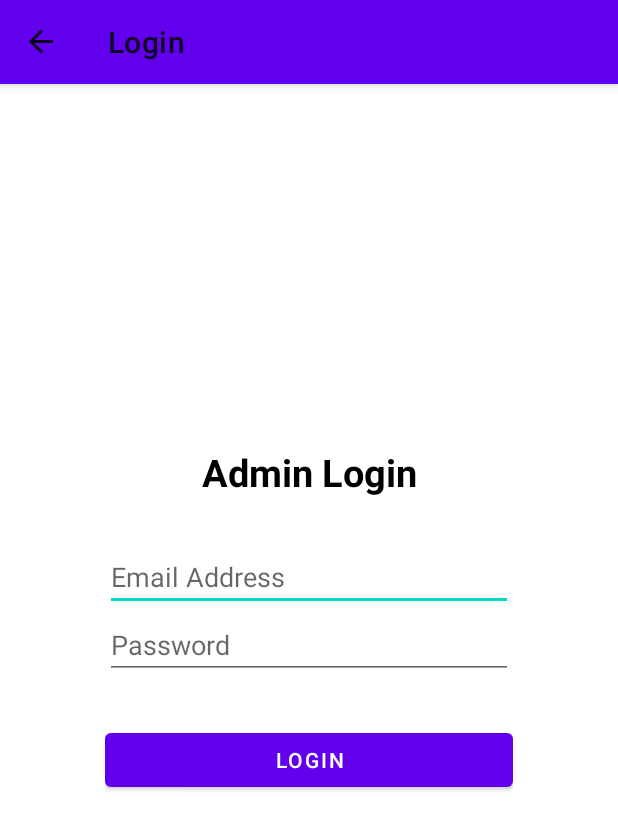
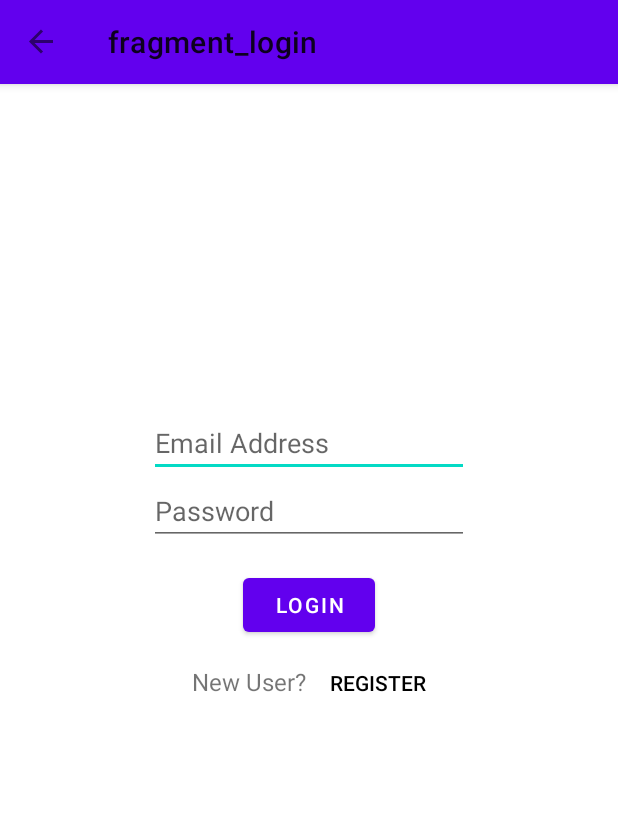
Before and after one commit to nbakh16/eCommerce-Android-App, an Android app: the screen it shows after launch (MainActivity), on a phone screen of 412 x 824 dp. Shown: the top 830 px of the screen. Run offline under Robolectric (Android 15) with nearby library versions, the phone set to English and light mode, and no system bars; our stand-ins replace Firebase (no records; nobody signed in at launch, a user with empty details on screens opened directly), data binding, navigation-ui.

Commit message:
User registration, login
User can register or login
User Data stores on FirebaseDB

```diff
--- /dev/null
+++ b/eCom-User/app/src/main/java/com/nbakh/ecomuser/LoginFragment.kt
@@ -0,0 +1,47 @@
+package com.nbakh.ecomuser
+
+import android.os.Bundle
+import androidx.fragment.app.Fragment
+import android.view.LayoutInflater
+import android.view.View
+import android.view.ViewGroup
+import androidx.fragment.app.activityViewModels
+import androidx.navigation.fragment.findNavController
+import com.nbakh.ecomuser.databinding.FragmentLoginBinding
+import com.nbakh.ecomuser.viewmodel.LoginViewModel
+
+class LoginFragment : Fragment() {
+    private val loginViewModel: LoginViewModel by activityViewModels()
+    private lateinit var binding: FragmentLoginBinding
+    override fun onCreateView(
+        inflater: LayoutInflater, container: ViewGroup?,
+        savedInstanceState: Bundle?
+    ): View? {
+        binding = FragmentLoginBinding.inflate(inflater, container, false)
+        loginViewModel.authStateLD.observe(viewLifecycleOwner) {
+            if (it == LoginViewModel.AuthState.AUTHENTICATED) {
+                findNavController().popBackStack()
+            }
+        }
+        loginViewModel.errMsgLD.observe(viewLifecycleOwner) {
+            binding.errMsgTV.text = it
+        }
+
+        binding.loginBtn.setOnClickListener {
+            val email = binding.emailET.text.toString()
+            val password = binding.passET.text.toString()
+            // TODO: validate fields
+            loginViewModel.loginUser(email, password)
+        }
+
+        binding.registerBtn.setOnClickListener {
+            val email = binding.emailET.text.toString()
+            val password = binding.passET.text.toString()
+            // TODO: validate fields
+            loginViewModel.registerUser(email, password)
+        }
+
+        return binding.root
+    }
+
+}
--- a/eCom-User/app/src/main/java/com/nbakh/ecomuser/MainActivity.kt
+++ b/eCom-User/app/src/main/java/com/nbakh/ecomuser/MainActivity.kt
@@ -9,10 +9,13 @@ import androidx.navigation.fragment.NavHostFragment
 import androidx.navigation.ui.AppBarConfiguration
 import androidx.navigation.ui.navigateUp
 import androidx.navigation.ui.setupActionBarWithNavController
+import com.nbakh.ecomuser.viewmodel.LoginViewModel
 
 class MainActivity : AppCompatActivity() {
     private lateinit var navController: NavController
     private lateinit var appBarConfiguration: AppBarConfiguration
+    private val loginViewModel: LoginViewModel by viewModels()
+
     override fun onCreate(savedInstanceState: Bundle?) {
         super.onCreate(savedInstanceState)
         setContentView(R.layout.activity_main)
@@ -28,4 +31,22 @@ class MainActivity : AppCompatActivity() {
     override fun onSupportNavigateUp(): Boolean {
         return navController.navigateUp(appBarConfiguration) || super.onSupportNavigateUp()
     }
+
+    override fun onResume() {
+        super.onResume()
+        loginViewModel.firebaseAuth.currentUser?.let {
+            loginViewModel.updateOnlineStatus(true)
+        }
+
+    }
+
+    override fun onStop() {
+        super.onStop()
+        loginViewModel.firebaseAuth.currentUser?.let {
+            loginViewModel.updateLastAppExitTimeAndOnlineStatus(
+                time = System.currentTimeMillis(),
+                status = false
+            )
+        }
+    }
 }
--- /dev/null
+++ b/eCom-User/app/src/main/java/com/nbakh/ecomuser/ProductListFragment.kt
@@ -0,0 +1,31 @@
+package com.nbakh.ecomuser
+
+import android.os.Bundle
+import androidx.fragment.app.Fragment
+import android.view.LayoutInflater
+import android.view.View
+import android.view.ViewGroup
+import androidx.fragment.app.activityViewModels
+import androidx.navigation.fragment.findNavController
+import com.nbakh.ecomuser.databinding.FragmentProductListBinding
+import com.nbakh.ecomuser.viewmodel.LoginViewModel
+
+class ProductListFragment : Fragment() {
+    private val loginViewModel: LoginViewModel by activityViewModels()
+    private lateinit var binding: FragmentProductListBinding
+    override fun onCreateView(
+        inflater: LayoutInflater, container: ViewGroup?,
+        savedInstanceState: Bundle?
+    ): View? {
+        binding = FragmentProductListBinding.inflate(inflater, container, false)
+        loginViewModel.authStateLD.observe(viewLifecycleOwner) {
+            if (it == LoginViewModel.AuthState.UNAUTHENTICATED) {
+                findNavController()
+                    .navigate(R.id.action_productListFragment_to_loginFragment)
+            }
+        }
+
+        return binding.root
+    }
+
+}
--- /dev/null
+++ b/eCom-User/app/src/main/res/layout/fragment_login.xml
@@ -0,0 +1,85 @@
+<?xml version="1.0" encoding="utf-8"?>
+<layout xmlns:android="http://schemas.android.com/apk/res/android"
+    xmlns:tools="http://schemas.android.com/tools"
+    xmlns:app="http://schemas.android.com/apk/res-auto">
+
+    <data>
+
+    </data>
+
+    <androidx.constraintlayout.widget.ConstraintLayout
+        android:id="@+id/frameLayout"
+        android:layout_width="match_parent"
+        android:layout_height="match_parent"
+        tools:context=".LoginFragment">
+
+        <EditText
+            android:id="@+id/emailET"
+            android:layout_width="wrap_content"
+            android:layout_height="wrap_content"
+            android:ems="10"
+            android:hint="Email Address"
+            android:inputType="textEmailAddress"
+            app:layout_constraintBottom_toBottomOf="parent"
+            app:layout_constraintEnd_toEndOf="parent"
+            app:layout_constraintStart_toStartOf="parent"
+            app:layout_constraintTop_toTopOf="parent"
+            app:layout_constraintVertical_bias="0.3" />
+
+        <EditText
+            android:id="@+id/passET"
+            android:layout_width="wrap_content"
+            android:layout_height="wrap_content"
+            android:ems="10"
+            android:hint="Password"
+            android:inputType="textPassword"
+            app:layout_constraintEnd_toEndOf="parent"
+            app:layout_constraintStart_toStartOf="parent"
+            app:layout_constraintTop_toBottomOf="@+id/emailET" />
+
+        <Button
+            android:id="@+id/loginBtn"
+            android:layout_width="wrap_content"
+            android:layout_height="wrap_content"
+            android:layout_marginTop="16dp"
+            android:text="login"
+            app:layout_constraintEnd_toEndOf="parent"
+            app:layout_constraintStart_toStartOf="parent"
+            app:layout_constraintTop_toBottomOf="@+id/passET" />
+
+        <TextView
+            android:id="@+id/errMsgTV"
+            android:layout_width="wrap_content"
+            android:layout_height="wrap_content"
+            android:layout_marginTop="80dp"
+            android:textSize="16sp"
+            app:layout_constraintEnd_toEndOf="parent"
+            app:layout_constraintHorizontal_bias="0.493"
+            app:layout_constraintStart_toStartOf="parent"
+            app:layout_constraintTop_toBottomOf="@+id/loginBtn"
+            tools:text="Error Messages" />
+
+        <TextView
+            android:id="@+id/textView"
+            android:layout_width="wrap_content"
+            android:layout_height="wrap_content"
+            android:layout_marginStart="128dp"
+            android:layout_marginTop="16dp"
+            android:text="New User?"
+            android:textSize="16sp"
+            app:layout_constraintEnd_toStartOf="@+id/registerBtn"
+            app:layout_constraintStart_toStartOf="parent"
+            app:layout_constraintTop_toBottomOf="@+id/loginBtn" />
+
+        <Button
+            android:id="@+id/registerBtn"
+            style="@style/Widget.AppCompat.Button.Borderless"
+            android:layout_width="wrap_content"
+            android:layout_height="wrap_content"
+            android:layout_marginEnd="112dp"
+            android:text="Register"
+            android:textColor="@color/black"
+            app:layout_constraintBaseline_toBaselineOf="@+id/textView"
+            app:layout_constraintEnd_toEndOf="parent" />
+    </androidx.constraintlayout.widget.ConstraintLayout>
+</layout>
--- a/eCom-User/app/src/main/res/navigation/nav_graph.xml
+++ b/eCom-User/app/src/main/res/navigation/nav_graph.xml
@@ -1,6 +1,22 @@
 <?xml version="1.0" encoding="utf-8"?>
 <navigation xmlns:android="http://schemas.android.com/apk/res/android"
     xmlns:app="http://schemas.android.com/apk/res-auto"
-    android:id="@+id/nav_graph">
+    xmlns:tools="http://schemas.android.com/tools"
+    android:id="@+id/nav_graph"
+    app:startDestination="@id/productListFragment">
 
+    <fragment
+        android:id="@+id/productListFragment"
+        android:name="com.nbakh.ecomuser.ProductListFragment"
+        android:label="fragment_product_list"
+        tools:layout="@layout/fragment_product_list" >
+        <action
+            android:id="@+id/action_productListFragment_to_loginFragment"
+            app:destination="@id/loginFragment" />
+    </fragment>
+    <fragment
+        android:id="@+id/loginFragment"
+        android:name="com.nbakh.ecomuser.LoginFragment"
+        android:label="fragment_login"
+        tools:layout="@layout/fragment_login" />
 </navigation>
--- a/eCom-User/app/src/main/res/values/strings.xml
+++ b/eCom-User/app/src/main/res/values/strings.xml
@@ -1,3 +1,5 @@
 <resources>
     <string name="app_name">eCom-User</string>
+    <!-- TODO: Remove or change this placeholder text -->
+    <string name="hello_blank_fragment">Hello blank fragment</string>
 </resources>
```
Also changed, not shown: eCom-User/app/src/main/AndroidManifest.xml (+11 -1 lines), eCom-User/app/src/main/java/com/nbakh/ecomuser/model/EComUser.kt (+6 -1 lines), eCom-User/app/src/main/java/com/nbakh/ecomuser/repos/UserRepository.kt (added, +49 -0 lines), eCom-User/app/src/main/java/com/nbakh/ecomuser/viewmodel/LoginViewModel.kt (+46 -17 lines), eCom-User/app/src/main/res/layout/fragment_product_list.xml (added, +21 -0 lines).
